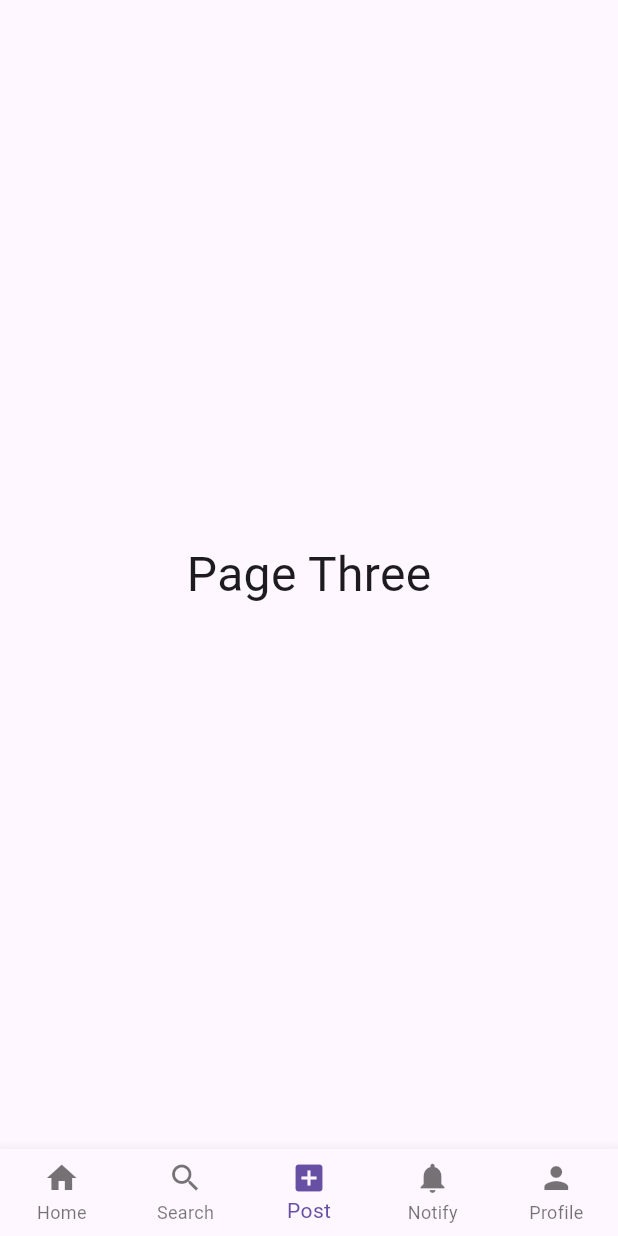
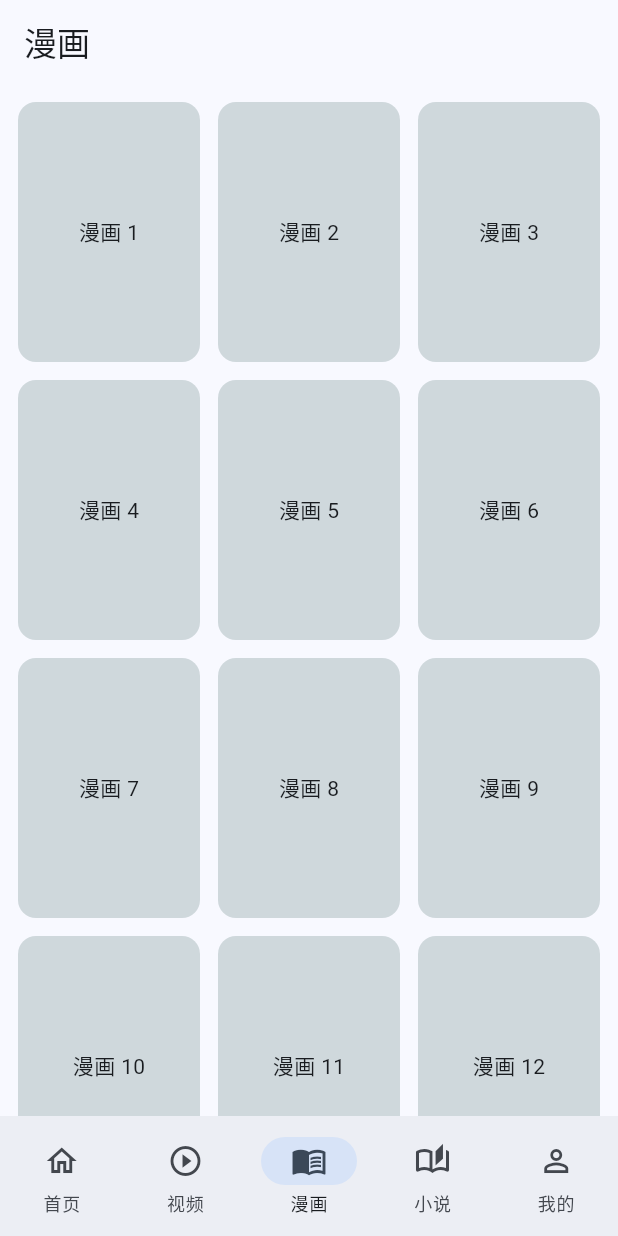
Before and after one commit to backtend/reddedapp, a Flutter app: the screen it shows after launch, item 3 of the bottom bar chosen, on a phone screen of 412 x 824 dp. Run offline on Flutter 3.47's test engine with Material 3 defaults, Android fonts, the phone set to English and light mode, and no system bars.

Commit message:
重新定义底部五导航

```diff
--- a/lib/main.dart
+++ b/lib/main.dart
@@ -1,54 +1,90 @@
 import 'package:flutter/material.dart';
-import 'pages/page_one.dart';
-import 'pages/page_two.dart';
-import 'pages/page_three.dart';
-import 'pages/page_four.dart';
-import 'pages/page_five.dart';
 
-void main() => runApp(const MyApp());
+import 'pages/home/HomePage.dart';
+import 'pages/video/VideoPage.dart';
+import 'pages/comic/ComicPage.dart';
+import 'pages/novel/NovelPage.dart';
+import 'pages/profile/ProfilePage.dart';
+
+void main() {
+  runApp(const MyApp());
+}
 
 class MyApp extends StatelessWidget {
   const MyApp({super.key});
+
   @override
   Widget build(BuildContext context) {
-    return const MaterialApp(
-      title: 'Hello World',
-      home: HomePage(),
+    return MaterialApp(
+      title: 'ReddedApp2',
+      debugShowCheckedModeBanner: false,
+      theme: ThemeData(
+        useMaterial3: true,
+        colorSchemeSeed: Colors.blue,
+      ),
+      home: const MainPage(),
     );
   }
 }
 
-class HomePage extends StatefulWidget {
-  const HomePage({super.key});
+class MainPage extends StatefulWidget {
+  const MainPage({super.key});
+
   @override
-  State<HomePage> createState() => _HomePageState();
+  State<MainPage> createState() => _MainPageState();
 }
 
-class _HomePageState extends State<HomePage> {
-  int _currentIndex = 0;
+class _MainPageState extends State<MainPage> {
+  int currentIndex = 0;
 
-  final List<Widget> _pages = const [
-    PageOne(),
-    PageTwo(),
-    PageThree(),
-    PageFour(),
-    PageFive(),
+  final pages = const [
+    HomePage(),
+    VideoPage(),
+    ComicPage(),
+    NovelPage(),
+    ProfilePage(),
   ];
 
   @override
   Widget build(BuildContext context) {
     return Scaffold(
-      body: _pages[_currentIndex],
-      bottomNavigationBar: BottomNavigationBar(
-        currentIndex: _currentIndex,
-        onTap: (index) => setState(() => _currentIndex = index),
-        type: BottomNavigationBarType.fixed, // 超过3个必须加这行
-        items: const [
-          BottomNavigationBarItem(icon: Icon(Icons.home), label: 'Home'),
-          BottomNavigationBarItem(icon: Icon(Icons.search), label: 'Search'),
-          BottomNavigationBarItem(icon: Icon(Icons.add_box), label: 'Post'),
-          BottomNavigationBarItem(icon: Icon(Icons.notifications), label: 'Notify'),
-          BottomNavigationBarItem(icon: Icon(Icons.person), label: 'Profile'),
+      body: IndexedStack(
+        index: currentIndex,
+        children: pages,
+      ),
+      bottomNavigationBar: NavigationBar(
+        selectedIndex: currentIndex,
+        onDestinationSelected: (index) {
+          setState(() {
+            currentIndex = index;
+          });
+        },
+        destinations: const [
+          NavigationDestination(
+            icon: Icon(Icons.home_outlined),
+            selectedIcon: Icon(Icons.home),
+            label: '首页',
+          ),
+          NavigationDestination(
+            icon: Icon(Icons.play_circle_outline),
+            selectedIcon: Icon(Icons.play_circle),
+            label: '视频',
+          ),
+          NavigationDestination(
+            icon: Icon(Icons.menu_book_outlined),
+            selectedIcon: Icon(Icons.menu_book),
+            label: '漫画',
+          ),
+          NavigationDestination(
+            icon: Icon(Icons.auto_stories_outlined),
+            selectedIcon: Icon(Icons.auto_stories),
+            label: '小说',
+          ),
+          NavigationDestination(
+            icon: Icon(Icons.person_outline),
+            selectedIcon: Icon(Icons.person),
+            label: '我的',
+          ),
         ],
       ),
     );
--- /dev/null
+++ b/lib/pages/comic/ComicPage.dart
@@ -0,0 +1,41 @@
+import 'package:flutter/material.dart';
+
+class ComicPage extends StatelessWidget {
+  const ComicPage({super.key});
+
+  @override
+  Widget build(BuildContext context) {
+    final comics = List.generate(
+      12,
+      (index) => '漫画 ${index + 1}',
+    );
+
+    return Scaffold(
+      appBar: AppBar(
+        title: const Text('漫画'),
+      ),
+      body: GridView.builder(
+        padding: const EdgeInsets.all(12),
+        itemCount: comics.length,
+        gridDelegate:
+            const SliverGridDelegateWithFixedCrossAxisCount(
+          crossAxisCount: 3,
+          crossAxisSpacing: 12,
+          mainAxisSpacing: 12,
+          childAspectRatio: 0.7,
+        ),
+        itemBuilder: (context, index) {
+          return Container(
+            decoration: BoxDecoration(
+              color: Colors.blueGrey.shade100,
+              borderRadius: BorderRadius.circular(12),
+            ),
+            child: Center(
+              child: Text(comics[index]),
+            ),
+          );
+        },
+      ),
+    );
+  }
+}
```
Also changed, not shown: lib/pages/home/HomePage.dart (added, +48 -0 lines), lib/pages/novel/NovelPage.dart (added, +31 -0 lines), lib/pages/profile/ProfilePage.dart (added, +50 -0 lines), lib/pages/video/VideoPage.dart (added, +32 -0 lines), docs/oldcode/page_five.dart (renamed from lib/pages/page_five.dart), docs/oldcode/page_four.dart (renamed from lib/pages/page_four.dart), docs/oldcode/page_one.dart (renamed from lib/pages/page_one.dart), docs/oldcode/page_three.dart (renamed from lib/pages/page_three.dart), docs/oldcode/page_two.dart (renamed from lib/pages/page_two.dart), lib/services/VideoService.dart (added), lib/widgets/app_bottom_nav.dart (added), 1 other file.
